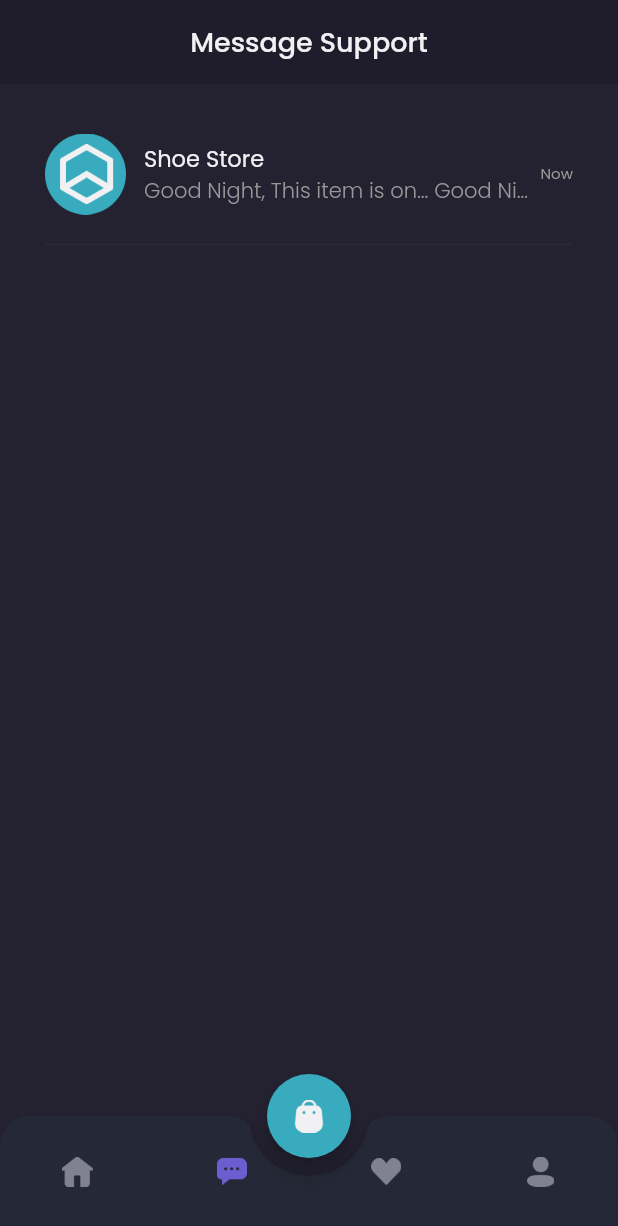
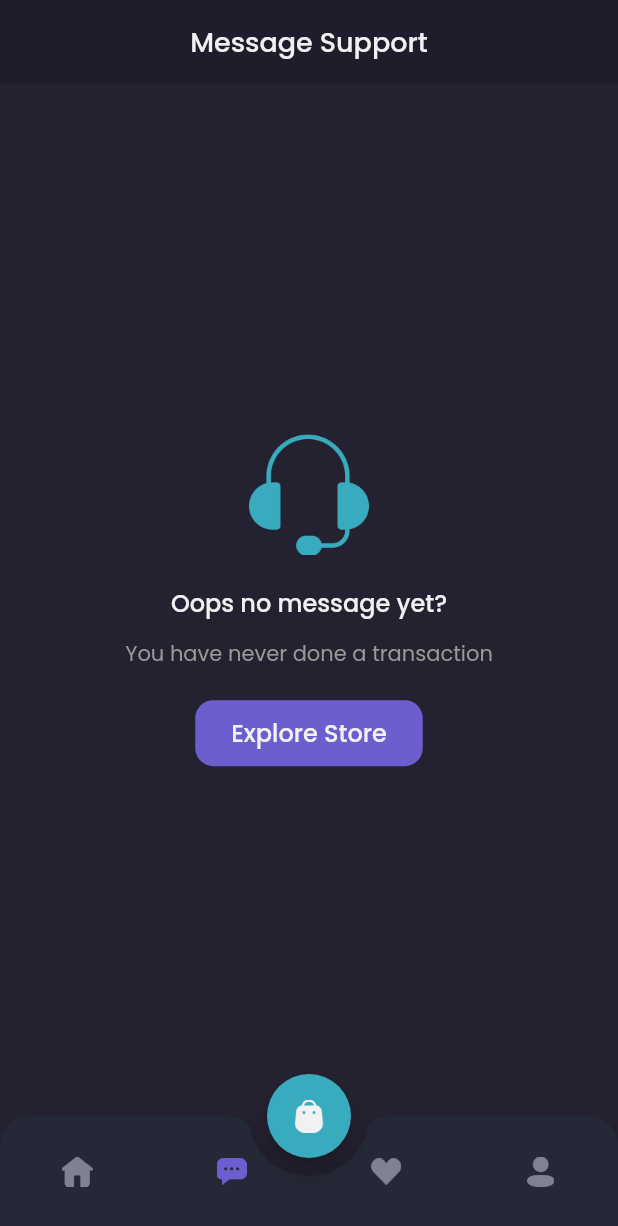
Before and after one commit to andriawan24/shamo-flutter, a Flutter app: the MainPage screen opened by its route, item 2 of the bottom bar chosen, on a phone screen of 412 x 824 dp. Shown: the top 1226 px of the screen. Run offline on Flutter 3.47's test engine with Material 2 defaults, Android fonts, the phone set to English and light mode, and no system bars; our stand-ins replace cloud_firestore, firebase_core, google_fonts; accounts and stored records are empty; network calls fail.

Commit message:
done for user

```diff
--- /dev/null
+++ b/lib/model/message_model.dart
@@ -0,0 +1,48 @@
+import 'package:shamo/model/product_model.dart';
+
+class MessageModel {
+  String? message;
+  int? userId;
+  String? userName;
+  String? userImage;
+  bool? isFromUser;
+  ProductModel? product;
+  DateTime? createdAt;
+  DateTime? updatedAt;
+
+  MessageModel({
+    this.message,
+    this.userId,
+    this.userName,
+    this.userImage,
+    this.isFromUser,
+    this.product,
+    this.createdAt,
+    this.updatedAt,
+  });
+
+  MessageModel.fromJson(Map<String, dynamic> json) {
+    message = json['message'];
+    userId = json['userId'];
+    userName = json['userName'];
+    userImage = json['userImage'];
+    isFromUser = json['isFromUser'];
+    product = json['product'].isEmpty
+        ? UnitializedProductModel()
+        : ProductModel.fromJson(json['product']);
+    createdAt = DateTime.parse(json['created_at']);
+    updatedAt = DateTime.parse(json['updated_at']);
+  }
+
+  Map<String, dynamic> toJson() {
+    return {
+      'message': message,
+      'userId': userId,
+      'userName': userName,
+      'isFromUser': isFromUser,
+      'product': product is UnitializedProductModel ? {} : product!.toJson(),
+      'created_at': createdAt.toString(),
+      'updated_at': updatedAt.toString(),
+    };
+  }
+}
--- a/lib/model/product_model.dart
+++ b/lib/model/product_model.dart
@@ -46,8 +46,8 @@ class ProductModel {
       'tags': tags,
       'category': category?.toJson(),
       'galleries': galleries?.map((e) => e.toJson()).toList(),
-      'createdAt': createdAt.toString(),
-      'updatedAt': updatedAt.toString()
+      'created_at': createdAt.toString(),
+      'updated_at': updatedAt.toString()
     };
   }
 }
--- a/lib/pages/home/chat_page.dart
+++ b/lib/pages/home/chat_page.dart
@@ -1,5 +1,10 @@
 import 'package:flutter/material.dart';
+import 'package:provider/provider.dart';
+import 'package:shamo/model/message_model.dart';
 import 'package:shamo/pages/widgets/chat_tile.dart';
+import 'package:shamo/providers/auth_provider.dart';
+import 'package:shamo/providers/page_provider.dart';
+import 'package:shamo/services/message_service.dart';
 import 'package:shamo/theme.dart';
 
 class ChatPage extends StatelessWidget {
@@ -7,6 +12,9 @@ class ChatPage extends StatelessWidget {
 
   @override
   Widget build(BuildContext context) {
+    AuthProvider authProvider = Provider.of<AuthProvider>(context);
+    PageProvider pageProvider = Provider.of<PageProvider>(context);
+
     Widget header() {
       return AppBar(
         backgroundColor: backgroundColor1,
@@ -56,7 +64,9 @@ class ChatPage extends StatelessWidget {
               Container(
                 height: 44,
                 child: TextButton(
-                  onPressed: () {},
+                  onPressed: () {
+                    pageProvider.currentIndex = 0;
+                  },
                   style: TextButton.styleFrom(
                     padding: EdgeInsets.symmetric(
                       horizontal: 24,
@@ -83,6 +93,15 @@ class ChatPage extends StatelessWidget {
     }
 
     Widget content() {
+      return StreamBuilder<List<MessageModel>>(
+          stream: MessageService()
+              .getMessagesByUserId(userId: authProvider.user.id),
+          builder: (context, snapshot) {
+            if (snapshot.hasData) {
+              if (snapshot.data!.length == 0) {
+                return emptyChat();
+              }
+
               return Expanded(
                 child: Container(
                   width: double.infinity,
@@ -92,11 +111,17 @@ class ChatPage extends StatelessWidget {
                       horizontal: defaultMargin,
                     ),
                     children: [
-              ChatTile(),
+                      ChatTile(
+                        message: snapshot.data![snapshot.data!.length - 1],
+                      ),
                     ],
                   ),
                 ),
               );
+            } else {
+              return emptyChat();
+            }
+          });
     }
 
     return Column(
--- a/lib/pages/widgets/chat_tile.dart
+++ b/lib/pages/widgets/chat_tile.dart
@@ -1,10 +1,12 @@
 import 'package:flutter/material.dart';
+import 'package:shamo/model/message_model.dart';
 import 'package:shamo/model/product_model.dart';
 import 'package:shamo/pages/detail_chat_page.dart';
 import 'package:shamo/theme.dart';
 
 class ChatTile extends StatelessWidget {
-  const ChatTile({Key? key}) : super(key: key);
+  final MessageModel? message;
+  ChatTile({this.message});
 
   @override
   Widget build(BuildContext context) {
@@ -43,7 +45,7 @@ class ChatTile extends StatelessWidget {
                         ),
                       ),
                       Text(
-                        "Good Night, This item is on... Good Night, This item is on... Good Night, This item is on...",
+                        message!.message!,
                         style: secondaryTextStyle.copyWith(
                           fontWeight: light,
                         ),
```
Also changed, not shown: lib/pages/detail_chat_page.dart (+48 -13 lines), lib/pages/widgets/chat_bubble.dart (+8 -7 lines), lib/services/message_service.dart (added, +55 -0 lines). Lines whose indentation alone changed are shown as unchanged.
